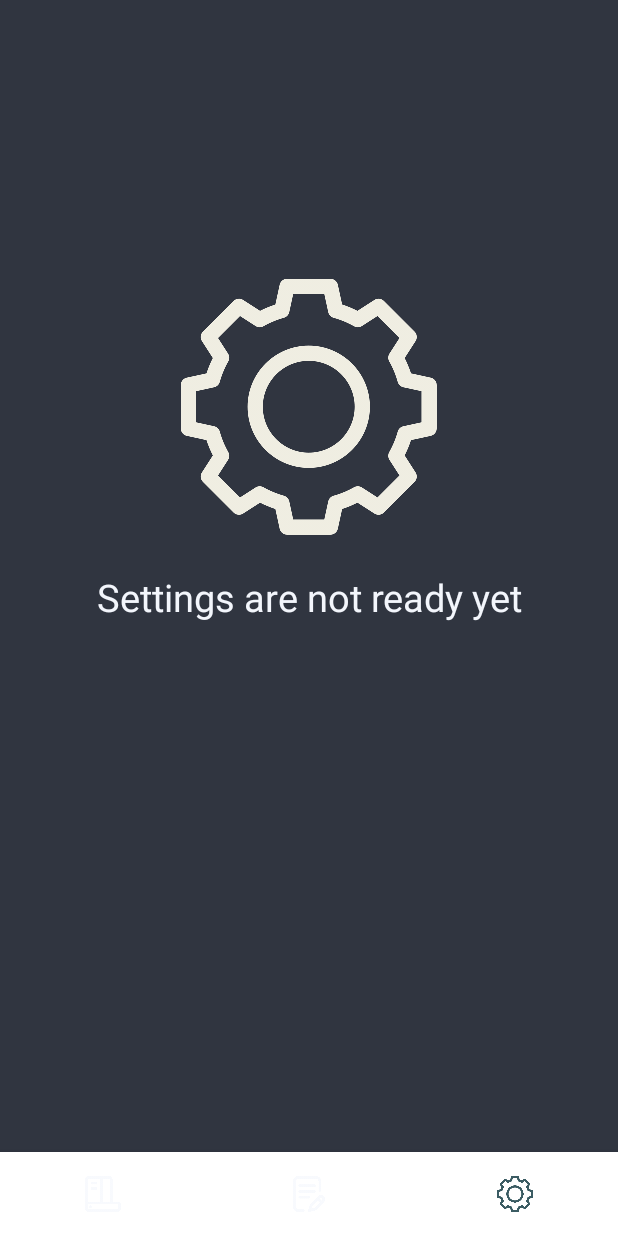
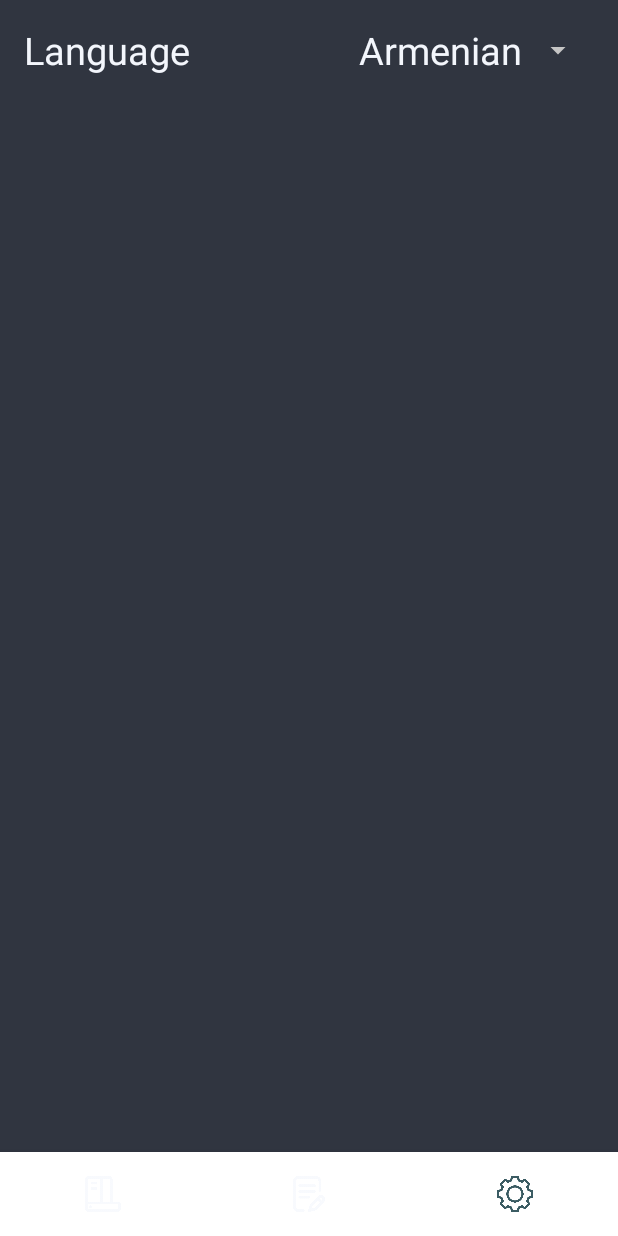
Before and after one commit to YenoqYan777/Cosa, an Android app: the screen it shows after launch (MainActivity), item 3 of the bottom bar chosen, on a phone screen of 412 x 824 dp. Run offline under Robolectric (Android 15) with nearby library versions, the phone set to English and light mode, and no system bars; our stand-ins replace Room's generated code, RxJava, data binding.

Commit message:
Settings with language changing function but with one bug connected with toast

```diff
--- a/app/build.gradle
+++ b/app/build.gradle
@@ -1,7 +1,8 @@
 apply plugin: 'com.android.application'
+apply plugin: 'kotlin-android-extensions'
 apply plugin: 'kotlin-android'
 apply plugin: 'kotlin-kapt'
-apply plugin: 'kotlin-android-extensions'
+
 
 android {
     compileSdkVersion 29
--- a/app/src/main/java/com/example/cosa/arch/MainActivity.kt
+++ b/app/src/main/java/com/example/cosa/arch/MainActivity.kt
@@ -1,6 +1,12 @@
 package com.example.cosa.arch
 
+import android.content.Context
+import android.content.Intent
+import android.content.SharedPreferences
+import android.content.res.Configuration
+import android.content.res.Resources
 import android.os.Bundle
+import android.util.DisplayMetrics
 import androidx.appcompat.app.AppCompatActivity
 import androidx.databinding.DataBindingUtil
 import androidx.fragment.app.Fragment
@@ -10,12 +16,14 @@ import com.example.cosa.arch.settings.SettingsFragment
 import com.example.cosa.arch.thingAdded.ThingAddedFragment
 import com.example.cosa.databinding.ActivityMainBinding
 import com.example.cosa.utils.ActivityUtils
-import kotlinx.android.synthetic.main.activity_main.*
+import java.util.*
 
 
 class MainActivity : AppCompatActivity() {
+
+    private val SHARED: String = "sharedPref"
+    private val LANGUAGE: String = "Language"
     private lateinit var binding: ActivityMainBinding
-
     private val thingAddedFragment: Fragment =
         ThingAddedFragment()
 
@@ -27,13 +35,15 @@ class MainActivity : AppCompatActivity() {
 
     override fun onCreate(savedInstanceState: Bundle?) {
         super.onCreate(savedInstanceState)
+        val pref: SharedPreferences = getSharedPreferences(SHARED, Context.MODE_PRIVATE)
+        setLocale(pref.getString(LANGUAGE, "ru")!!)
         binding = DataBindingUtil.setContentView(this, R.layout.activity_main)
         loadFragment(thingAddedFragment)
         onBottomNavClickListener()
-
     }
 
-    private fun loadFragment(fragment: Fragment){
+
+    private fun loadFragment(fragment: Fragment) {
         supportFragmentManager
             .beginTransaction()
             .replace(R.id.fragment, fragment)
@@ -100,6 +110,14 @@ class MainActivity : AppCompatActivity() {
         }
     }
 
+    private fun setLocale(localeCode: String) {
+        val res: Resources = resources
+        val displayMetrics: DisplayMetrics = res.displayMetrics
+        val conf: Configuration = res.configuration
+        conf.setLocale(Locale(localeCode.toLowerCase(Locale.ROOT)))
+        res.updateConfiguration(conf, displayMetrics)
+    }
+
     override fun onBackPressed() {
         super.onBackPressed()
         val currentFragment = getCurrentFragment()
--- a/app/src/main/java/com/example/cosa/arch/SplashActivity.kt
+++ b/app/src/main/java/com/example/cosa/arch/SplashActivity.kt
@@ -7,7 +7,7 @@ import android.os.Handler
 import com.example.cosa.R
 
 class SplashActivity : AppCompatActivity() {
-    private val SPLASH_TIME_OUT:Long = 3000 // 1 sec
+    private val SPLASH_TIME_OUT:Long = 2000 // 1 sec
     override fun onCreate(savedInstanceState: Bundle?) {
         super.onCreate(savedInstanceState)
         setContentView(R.layout.activity_splash)
--- a/app/src/main/java/com/example/cosa/arch/notes/NotesFragment.kt
+++ b/app/src/main/java/com/example/cosa/arch/notes/NotesFragment.kt
@@ -147,12 +147,12 @@ class NotesFragment : Fragment(), SwipeHandler {
             }
 
         val builder = AlertDialog.Builder(activity)
-        builder.setMessage("Are you sure you want to delete this item?")
+        builder.setMessage(getString(R.string.are_you_sure))
             .setOnDismissListener {
                 notesAdapter.notifyItemChanged(position)
             }
-            .setPositiveButton("Yes", dialogClickListener)
-            .setNegativeButton("No", dialogClickListener)
+            .setPositiveButton(getString(R.string.yes), dialogClickListener)
+            .setNegativeButton(getString(R.string.no), dialogClickListener)
             .show()
     }
 
--- a/app/src/main/java/com/example/cosa/arch/settings/SettingsFragment.kt
+++ b/app/src/main/java/com/example/cosa/arch/settings/SettingsFragment.kt
@@ -1,17 +1,28 @@
 package com.example.cosa.arch.settings
 
+import android.content.Context
+import android.content.Intent
+import android.content.SharedPreferences
 import android.os.Bundle
 import android.view.LayoutInflater
 import android.view.View
 import android.view.ViewGroup
+import android.widget.AdapterView
+import android.widget.ArrayAdapter
+import android.widget.Toast
 import androidx.databinding.DataBindingUtil
 import androidx.fragment.app.Fragment
 import com.example.cosa.R
 import com.example.cosa.databinding.FragmentSettingsBinding
 
-private lateinit var binding: FragmentSettingsBinding
 
 class SettingsFragment : Fragment() {
+    private val SHARED: String = "sharedPref"
+    private val LANGUAGE: String = "Language"
+    private lateinit var adapter: ArrayAdapter<CharSequence>
+    private lateinit var binding: FragmentSettingsBinding
+
+
     override fun onCreateView(
         inflater: LayoutInflater, container: ViewGroup?,
         savedInstanceState: Bundle?
@@ -19,13 +30,79 @@ class SettingsFragment : Fragment() {
         binding = DataBindingUtil.inflate(
             inflater, R.layout.fragment_settings, container, false
         )
-
-
         return binding.root
     }
 
 
     override fun onViewCreated(view: View, savedInstanceState: Bundle?) {
         super.onViewCreated(view, savedInstanceState)
+        setSpinner()
+    }
+
+    private fun setSpinner() {
+        val sharedPref = activity?.getSharedPreferences(SHARED, Context.MODE_PRIVATE)
+        val editor: SharedPreferences.Editor = sharedPref!!.edit()
+        adapter = ArrayAdapter.createFromResource(
+            activity!!.baseContext,
+            R.array.languages,
+            R.layout.spinner_item
+        )
+        adapter.setDropDownViewResource(android.R.layout.simple_spinner_dropdown_item)
+        binding.spinner.adapter = adapter
+        binding.spinner.onItemSelectedListener = object : AdapterView.OnItemSelectedListener {
+            override fun onNothingSelected(parent: AdapterView<*>?) {
+
+            }
+
+            override fun onItemSelected(
+                parent: AdapterView<*>?,
+                view: View?,
+                position: Int,
+                id: Long
+            ) {
+                when (position) {
+                    0 -> {
+                        editor.putString(LANGUAGE, "am")
+                        editor.apply()
+                        Toast.makeText(
+                            activity, getString(
+                                R.string.restart_to_save_changes
+                            ), Toast.LENGTH_LONG
+                        ).show()
+                    }
+                    1 -> {
+                        editor.putString(LANGUAGE, "ru")
+                        editor.apply()
+                        Toast.makeText(
+                            activity,
+                            getString(R.string.restart_to_save_changes),
+                            Toast.LENGTH_LONG
+                        ).show()
+                    }
+                    2 -> {
+                        editor.putString(LANGUAGE, "en")
+                        editor.apply()
+                        Toast.makeText(
+                            activity,
+                            getString(R.string.restart_to_save_changes),
+                            Toast.LENGTH_LONG
+                        ).show()
+                    }
+                }
+            }
+        }
+    }
+
+    fun refreshActivity() {
+        val intent = activity!!.intent
+        intent.addFlags(
+            Intent.FLAG_ACTIVITY_CLEAR_TOP or Intent.FLAG_ACTIVITY_NEW_TASK
+                    or Intent.FLAG_ACTIVITY_NO_ANIMATION
+        )
+        activity!!.overridePendingTransition(0, 0)
+        activity!!.finish()
+
+        activity!!.overridePendingTransition(0, 0)
+        startActivity(intent)
     }
 }
--- a/app/src/main/java/com/example/cosa/arch/thingAdded/ThingAddedFragment.kt
+++ b/app/src/main/java/com/example/cosa/arch/thingAdded/ThingAddedFragment.kt
@@ -331,12 +331,12 @@ class ThingAddedFragment : Fragment(), SwipeHandler {
             }
 
         val builder = AlertDialog.Builder(context)
-        builder.setMessage("Are you sure you want to delete this item?")
+        builder.setMessage(getString(R.string.are_you_sure))
             .setOnDismissListener {
                 thingAddedAdapter.notifyItemChanged(position)
             }
-            .setPositiveButton("Yes", dialogClickListener)
-            .setNegativeButton("No", dialogClickListener)
+            .setPositiveButton(getString(R.string.yes), dialogClickListener)
+            .setNegativeButton(getString(R.string.no), dialogClickListener)
             .show()
     }
 
--- a/app/src/main/java/com/example/cosa/repository/db/DB.kt
+++ b/app/src/main/java/com/example/cosa/repository/db/DB.kt
@@ -3,12 +3,15 @@ package com.example.cosa.repository.db
 import androidx.room.Database
 import androidx.room.RoomDatabase
 import com.example.cosa.models.Notes
+import com.example.cosa.models.Settings
 import com.example.cosa.models.ThingAdded
 import com.example.cosa.repository.db.dao.NotesDao
+import com.example.cosa.repository.db.dao.SettingsDao
 import com.example.cosa.repository.db.dao.ThingAddedDao
 
-@Database(entities = [(ThingAdded::class), (Notes::class)], version = 2)
+@Database(entities = [(ThingAdded::class), (Notes::class), (Settings::class)], version = 3)
 abstract class DB : RoomDatabase() {
     abstract fun thingAddedDao(): ThingAddedDao
     abstract fun notesDao():NotesDao
+    abstract fun settingsDao(): SettingsDao
 }
--- a/app/src/main/res/layout/activity_splash.xml
+++ b/app/src/main/res/layout/activity_splash.xml
@@ -5,7 +5,9 @@
     android:layout_width="match_parent"
     android:layout_height="match_parent"
     tools:context=".arch.SplashActivity"
-    android:background="@color/mainBckg">
+    android:background="@color/mainBckg"
+    android:focusable="true"
+    android:clickable="true">
 
     <ImageView
         android:id="@+id/imgAppName"
--- a/app/src/main/res/layout/fragment_add_note.xml
+++ b/app/src/main/res/layout/fragment_add_note.xml
@@ -12,7 +12,9 @@
         android:layout_width="match_parent"
         android:layout_height="match_parent"
         android:background="@color/mainBckg"
-        tools:context=".arch.notes.AddNoteFragment">
+        tools:context=".arch.notes.AddNoteFragment"
+        android:focusable="true"
+        android:clickable="true">
 
         <androidx.appcompat.widget.Toolbar
             android:id="@+id/toolbar"
--- a/app/src/main/res/layout/fragment_notes.xml
+++ b/app/src/main/res/layout/fragment_notes.xml
@@ -15,7 +15,9 @@
         android:layout_width="match_parent"
         android:layout_height="match_parent"
         android:background="@color/mainBckg"
-        tools:context=".arch.notes.NotesFragment">
+        tools:context=".arch.notes.NotesFragment"
+        android:focusable="true"
+        android:clickable="true">
 
 
         <androidx.recyclerview.widget.RecyclerView
@@ -63,7 +65,7 @@
             android:iconifiedByDefault="false"
             android:inputType="text"
             android:queryBackground="@android:color/transparent"
-            android:queryHint="Search for note"
+            android:queryHint="@string/search_for_note"
             android:textColor="@color/textColor"
             app:layout_constraintEnd_toEndOf="parent"
             app:layout_constraintStart_toStartOf="parent"
--- a/app/src/main/res/layout/fragment_settings.xml
+++ b/app/src/main/res/layout/fragment_settings.xml
@@ -1,40 +1,41 @@
 <?xml version="1.0" encoding="utf-8"?>
-<layout>
+<layout xmlns:android="http://schemas.android.com/apk/res/android"
+    xmlns:app="http://schemas.android.com/apk/res-auto"
+    xmlns:tools="http://schemas.android.com/tools">
     <data>
 
     </data>
 
-<androidx.constraintlayout.widget.ConstraintLayout xmlns:android="http://schemas.android.com/apk/res/android"
-    xmlns:app="http://schemas.android.com/apk/res-auto"
-    xmlns:tools="http://schemas.android.com/tools"
+<androidx.constraintlayout.widget.ConstraintLayout
     android:layout_width="match_parent"
     android:layout_height="match_parent"
     android:background="@color/mainBckg"
-    tools:context=".arch.settings.SettingsFragment">
+    tools:context=".arch.settings.SettingsFragment"
+    android:focusable="true"
+    android:clickable="true">
 
 
+    <Spinner
+        android:id="@+id/spinner"
+        android:layout_width="wrap_content"
+        android:layout_height="0dp"
+        android:layout_marginEnd="16dp"
+        app:layout_constraintBottom_toBottomOf="@+id/textView2"
+        app:layout_constraintEnd_toEndOf="parent"
+        android:popupElevation="4dp"
+        android:clickable="true"
+        android:popupBackground="@color/darkerBckg"
+        app:layout_constraintTop_toTopOf="@+id/textView2" />
+
     <TextView
-        android:id="@+id/textView"
-        android:layout_width="match_parent"
+        android:id="@+id/textView2"
+        android:layout_width="wrap_content"
         android:layout_height="wrap_content"
-        android:layout_marginTop="24dp"
-        android:text="Settings are not ready yet"
-        android:textAlignment="center"
+        android:layout_marginStart="16dp"
+        android:layout_marginTop="16dp"
+        android:text="@string/language"
         android:textColor="@color/textColor"
         android:textSize="25sp"
-        app:layout_constraintEnd_toEndOf="parent"
-        app:layout_constraintStart_toStartOf="parent"
-        app:layout_constraintTop_toBottomOf="@+id/imageView" />
-
-    <ImageView
-        android:id="@+id/imageView"
-        android:layout_width="wrap_content"
-        android:layout_height="wrap_content"
-        android:layout_marginStart="120dp"
-        android:layout_marginTop="186dp"
-        android:layout_marginEnd="120dp"
-        android:src="@drawable/ic_settings"
-        app:layout_constraintEnd_toEndOf="parent"
         app:layout_constraintStart_toStartOf="parent"
         app:layout_constraintTop_toTopOf="parent" />
 
--- a/app/src/main/res/layout/fragment_thing_list.xml
+++ b/app/src/main/res/layout/fragment_thing_list.xml
@@ -92,7 +92,7 @@
             android:iconifiedByDefault="false"
             android:inputType="text"
             android:queryBackground="@android:color/transparent"
-            android:queryHint="Search for item"
+            android:queryHint="@string/search_for_item"
             android:textColor="@color/textColor"
             app:layout_constraintEnd_toEndOf="parent"
             app:layout_constraintStart_toStartOf="parent"
--- /dev/null
+++ b/app/src/main/res/layout/spinner_item.xml
@@ -0,0 +1,8 @@
+<?xml version="1.0" encoding="utf-8"?>
+<TextView
+    android:id="@+id/custemSpinnerText"
+    xmlns:android="http://schemas.android.com/apk/res/android"
+    android:layout_width="wrap_content"
+    android:layout_height="wrap_content"
+    android:textSize="25sp"
+    android:textColor="@color/textColor"/>
--- a/app/src/main/res/values/strings.xml
+++ b/app/src/main/res/values/strings.xml
@@ -1,7 +1,6 @@
 <resources>
     <string name="app_name">Cosa</string>
 
-    <!-- TODO: Remove or change this placeholder text -->
     <string name="hello_blank_fragment">Hello blank fragment</string>
     <string name="take_photo">Take Photo</string>
     <string name="thing">Thing</string>
@@ -23,4 +22,17 @@
     <string name="notes">Notes</string>
     <string name="edit_your_note">Edit your note</string>
     <string name="create_new_note">Create new note</string>
+    <string name="are_you_sure">Are you sure you want to delete this item?</string>
+    <string name="yes">Yes</string>
+    <string name="no">No</string>
+    <string name="search_for_item">Search for item</string>
+    <string name="search_for_note">Search for note</string>
+    <string name="language">Language</string>
+    <string name="restart_to_save_changes">Please restart your app to save changes</string>
+
+    <string-array name="languages">
+        <item>Armenian</item>
+        <item>Russian</item>
+        <item>English</item>
+    </string-array>
 </resources>
--- a/app/src/main/res/values/styles.xml
+++ b/app/src/main/res/values/styles.xml
@@ -11,6 +11,7 @@
         <item name="colorPrimaryDark">@color/mainBckg</item>
         <item name="colorAccent">@color/colorAccent</item>
         <item name="colorControlNormal">#c5c5c5</item>
+        <item name="android:spinnerDropDownItemStyle">@style/mySpinnerItemStyle</item>
         <item name="android:itemTextAppearance">@style/itemTextStyle.AppTheme</item>
         <item name="android:popupMenuStyle">@style/PopupMenu</item>
         <item name="colorControlActivated">@color/textColor</item>
@@ -31,7 +32,15 @@
     <style name="TextLabel" parent="Widget.MaterialComponents.TextInputLayout.OutlinedBox">
         <item name="android:textColorHint">@color/mainBckg</item>
         <item name="android:textSize">20sp</item>
+        <item name="backgroundTint">@color/darkerBckg</item>
         <item name="colorControlActivated">@color/mainBckg</item>
+    </style>
+
+    <style name="mySpinnerItemStyle" parent="@android:style/Widget.Holo.DropDownItem.Spinner">
+        <item name="android:textColor">@color/textColor</item>
+        <item name="android:textSize">20sp</item>
+        <item name="android:paddingLeft">8dp</item>
+        <item name="android:paddingRight">8dp</item>
     </style>
 
     <style name="BottomNavView" parent="Widget.MaterialComponents.BottomNavigationView">
```
Also changed, not shown: app/src/main/java/com/example/cosa/models/Settings.kt (added, +11 -0 lines), app/src/main/java/com/example/cosa/repository/db/dao/SettingsDao.kt (added, +21 -0 lines), app/src/main/res/layout/fragment_edit_note.xml (+27 -7 lines), 2 other files.
